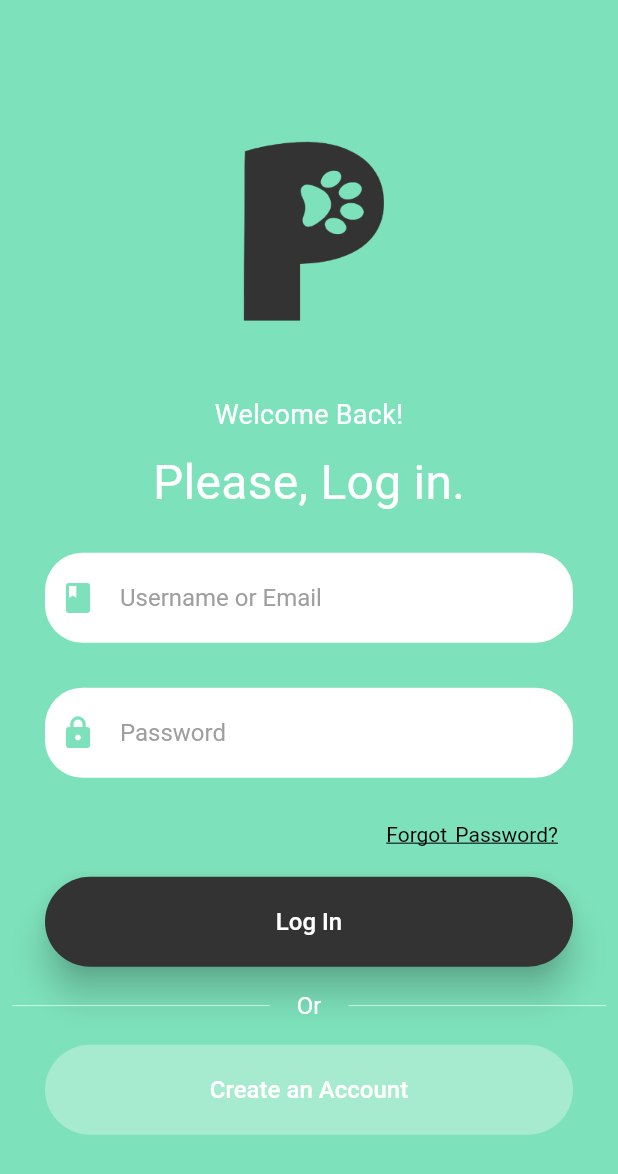
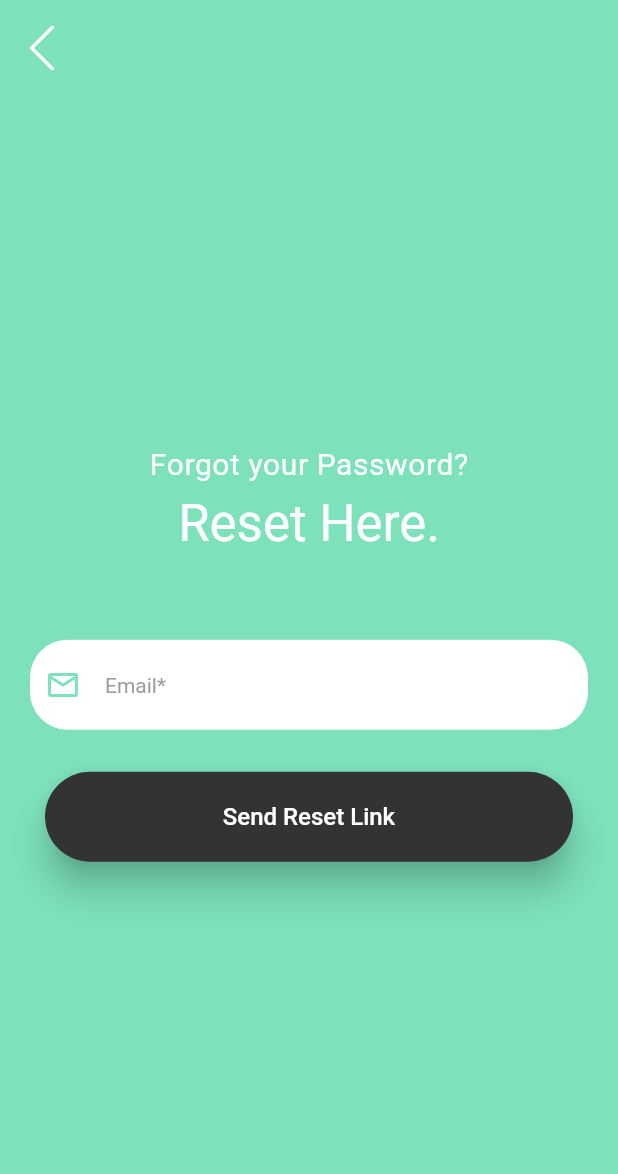
Before and after one commit to MueezNadeem/pawtai_mock, a Flutter app: the screen it shows after launch, on a phone screen of 412 x 824 dp. Shown: the top 1174 px of the screen. Run offline on Flutter 3.47's test engine with Material 2 defaults, Android fonts, the light colour scheme and no system bars; our stand-ins replace flutter_svg.

Commit message:
Completed Forgot Password Screen

```diff
--- a/lib/common/signin_color.dart
+++ b/lib/common/signin_color.dart
@@ -1,9 +1,9 @@
 import 'package:flutter/material.dart';
 
-Color signinColorLogin() {
+Color buttonColorBlack() {
   return const Color.fromARGB(255, 51, 51, 51);
 }
 
-Color signinColorCreateAcc() {
+Color buttonColorTransparent() {
   return const Color.fromARGB(80, 255, 255, 250);
 }
--- /dev/null
+++ b/lib/features/forgot_password/screens/forgot_password_screen.dart
@@ -0,0 +1,38 @@
+import 'package:flutter/material.dart';
+import 'package:pawtai_mockup/common/bg_color.dart';
+import 'package:pawtai_mockup/features/forgot_password/widgets/forgot_password_button.dart';
+import 'package:pawtai_mockup/features/forgot_password/widgets/forgot_password_navigationbutton.dart';
+import 'package:pawtai_mockup/features/forgot_password/widgets/forgot_password_text.dart';
+
+import '../widgets/forgot_password_input.dart';
+
+class ForgotPasswordScreen extends StatefulWidget {
+  const ForgotPasswordScreen({super.key});
+
+  @override
+  State<ForgotPasswordScreen> createState() => _ForgotPasswordScreenState();
+}
+
+class _ForgotPasswordScreenState extends State<ForgotPasswordScreen> {
+  @override
+  Widget build(BuildContext context) {
+    return Scaffold(
+      backgroundColor: bgColor(),
+      appBar: AppBar(
+        leading: const ForgotPasswordNavigationButton(),
+        backgroundColor: bgColor(),
+        elevation: 0,
+      ),
+      body: const Center(
+        child: Column(
+          mainAxisAlignment: MainAxisAlignment.center,
+          children: [
+            ForgotPasswordText(),
+            ForgotPasswordInput(),
+            ForgotPasswordButtons()
+          ],
+        ),
+      ),
+    );
+  }
+}
--- /dev/null
+++ b/lib/features/forgot_password/widgets/forgot_password_button.dart
@@ -0,0 +1,26 @@
+import 'package:flutter/material.dart';
+import 'package:pawtai_mockup/common/signin_color.dart';
+
+class ForgotPasswordButtons extends StatelessWidget {
+  const ForgotPasswordButtons({super.key});
+
+  @override
+  Widget build(BuildContext context) {
+    return Padding(
+      padding: const EdgeInsets.all(8.0),
+      child: SizedBox(
+        width: MediaQuery.of(context).size.width - 60,
+        height: 60,
+        child: FilledButton(
+            style: ButtonStyle(
+                elevation: const MaterialStatePropertyAll(10),
+                backgroundColor: MaterialStatePropertyAll(buttonColorBlack())),
+            onPressed: () {},
+            child: const Text(
+              "Send Reset Link",
+              style: TextStyle(fontSize: 16),
+            )),
+      ),
+    );
+  }
+}
--- /dev/null
+++ b/lib/features/forgot_password/widgets/forgot_password_input.dart
@@ -0,0 +1,41 @@
+import 'package:flutter/material.dart';
+
+import '../../../common/bg_color.dart';
+
+class ForgotPasswordInput extends StatefulWidget {
+  const ForgotPasswordInput({super.key});
+
+  @override
+  State<ForgotPasswordInput> createState() => _ForgotPasswordInputState();
+}
+
+class _ForgotPasswordInputState extends State<ForgotPasswordInput> {
+  @override
+  Widget build(BuildContext context) {
+    return Padding(
+        padding: const EdgeInsets.fromLTRB(20, 10, 20, 20),
+        child: SizedBox(
+          height: 60,
+          child: Container(
+            decoration: BoxDecoration(
+                color: Colors.white, borderRadius: BorderRadius.circular(25)),
+            child: Center(
+              child: TextField(
+                decoration: InputDecoration(
+                  border: InputBorder.none,
+                  icon: Padding(
+                    padding: const EdgeInsets.fromLTRB(10, 0, 0, 0),
+                    child: Icon(
+                      Icons.email_outlined,
+                      color: bgColor(),
+                    ),
+                  ),
+                  hintText: "Email*",
+                  hintStyle: const TextStyle(color: Colors.grey, fontSize: 14),
+                ),
+              ),
+            ),
+          ),
+        ));
+  }
+}
--- /dev/null
+++ b/lib/features/forgot_password/widgets/forgot_password_navigationbutton.dart
@@ -0,0 +1,16 @@
+import 'package:flutter/material.dart';
+import 'package:flutter_svg/flutter_svg.dart';
+
+class ForgotPasswordNavigationButton extends StatelessWidget {
+  const ForgotPasswordNavigationButton({super.key});
+
+  @override
+  Widget build(BuildContext context) {
+    return Padding(
+      padding: const EdgeInsets.only(top: 8.0),
+      child: IconButton(
+          onPressed: () {},
+          icon: SvgPicture.asset('assets/images/Mask Group 11.svg')),
+    );
+  }
+}
--- /dev/null
+++ b/lib/features/forgot_password/widgets/forgot_password_text.dart
@@ -0,0 +1,28 @@
+import 'package:flutter/material.dart';
+
+class ForgotPasswordText extends StatelessWidget {
+  const ForgotPasswordText({super.key});
+
+  @override
+  Widget build(BuildContext context) {
+    return const Padding(
+      padding: EdgeInsets.only(bottom: 40),
+      child: Column(
+        children: [
+          Text(
+            "Forgot your Password?",
+            style: TextStyle(
+                letterSpacing: 0.4, fontSize: 20, color: Colors.white),
+          ),
+          Padding(
+            padding: EdgeInsets.all(8.0),
+            child: Text(
+              "Reset Here.",
+              style: TextStyle(fontSize: 34, color: Colors.white),
+            ),
+          ),
+        ],
+      ),
+    );
+  }
+}
--- a/lib/features/sign_in/widgets/sign_in_buttons.dart
+++ b/lib/features/sign_in/widgets/sign_in_buttons.dart
@@ -33,7 +33,7 @@ class SignInButtons extends StatelessWidget {
                 style: ButtonStyle(
                     elevation: const MaterialStatePropertyAll(10),
                     backgroundColor:
-                        MaterialStatePropertyAll(signinColorLogin())),
+                        MaterialStatePropertyAll(buttonColorBlack())),
                 onPressed: () {},
                 child: const Text(
                   "Log In",
@@ -62,7 +62,7 @@ class SignInButtons extends StatelessWidget {
             child: FilledButton(
                 style: ButtonStyle(
                     backgroundColor:
-                        MaterialStatePropertyAll(signinColorCreateAcc())),
+                        MaterialStatePropertyAll(buttonColorTransparent())),
                 onPressed: () {},
                 child: const Text(
                   "Create an Account",
--- a/lib/main.dart
+++ b/lib/main.dart
@@ -1,5 +1,5 @@
 import 'package:flutter/material.dart';
-import 'package:pawtai_mockup/features/sign_in/screens/sign_in_screen.dart';
+import 'package:pawtai_mockup/features/forgot_password/screens/forgot_password_screen.dart';
 
 void main() {
   runApp(const MainApp());
@@ -11,6 +11,6 @@ class MainApp extends StatelessWidget {
   @override
   Widget build(BuildContext context) {
     return const MaterialApp(
-        debugShowCheckedModeBanner: false, home: SignInScreen());
+        debugShowCheckedModeBanner: false, home: ForgotPasswordScreen());
   }
 }
```
